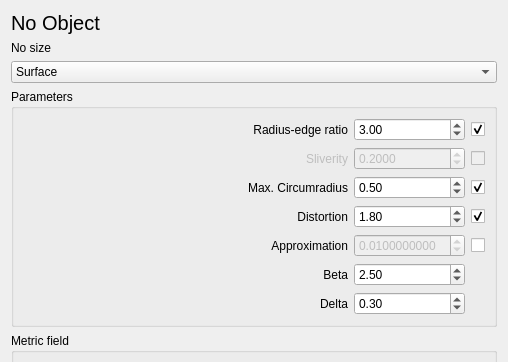
Qt form Anisotropic_mesh_3/demo/ui_files/Aniso_meshing_dialog.ui (MaelRL/cgal) before a commit; both pictures show x 0 to 508 and y 0 to 362 of the 508 by 878 pixel window.
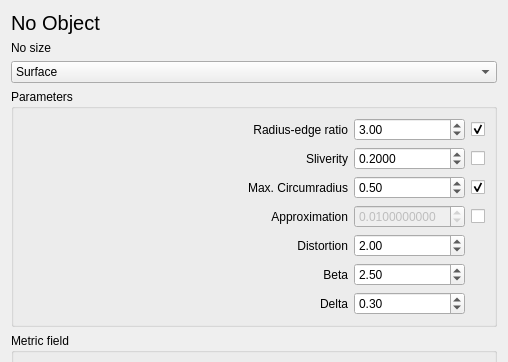
The same form after that commit.

Commit message: change distortion criterion : it is now used only to speed-up pick_valid

Diff of the .ui file:
```diff
--- a/Anisotropic_mesh_3/demo/ui_files/Aniso_meshing_dialog.ui
+++ b/Anisotropic_mesh_3/demo/ui_files/Aniso_meshing_dialog.ui
@@ -64,11 +64,11 @@
      <property name="title">
       <string>Parameters</string>
      </property>
-     <layout class="QGridLayout" name="gridLayout_2" rowstretch="0,0,0,0,0,0,0" columnstretch="2,0,0">
+     <layout class="QGridLayout" name="gridLayout_2" rowstretch="0,0,0,0,0,0,0,0,0" columnstretch="2,0,0">
       <item row="1" column="2">
        <widget class="QCheckBox" name="noSliverity">
         <property name="enabled">
-         <bool>false</bool>
+         <bool>true</bool>
         </property>
         <property name="toolTip">
          <string>Enable/Disable parameter</string>
@@ -110,7 +110,7 @@
       <item row="1" column="1">
        <widget class="QDoubleSpinBox" name="sliverity">
         <property name="enabled">
-         <bool>false</bool>
+         <bool>true</bool>
         </property>
         <property name="minimumSize">
          <size>
@@ -129,20 +129,10 @@
         </property>
        </widget>
       </item>
-      <item row="3" column="2">
-       <widget class="QCheckBox" name="noDistortion">
-        <property name="text">
-         <string/>
-        </property>
-        <property name="checked">
-         <bool>true</bool>
-        </property>
-       </widget>
-      </item>
       <item row="1" column="0">
        <widget class="QLabel" name="sliverity_label">
         <property name="enabled">
-         <bool>false</bool>
+         <bool>true</bool>
         </property>
         <property name="text">
          <string>Sliverity</string>
@@ -155,7 +145,7 @@
         </property>
        </widget>
       </item>
-      <item row="6" column="1">
+      <item row="8" column="1">
        <widget class="QDoubleSpinBox" name="delta">
         <property name="singleStep">
          <double>0.100000000000000</double>
@@ -178,7 +168,7 @@
         </property>
        </widget>
       </item>
-      <item row="5" column="1">
+      <item row="7" column="1">
        <widget class="QDoubleSpinBox" name="beta">
         <property name="singleStep">
          <double>0.100000000000000</double>
@@ -188,7 +178,7 @@
         </property>
        </widget>
       </item>
-      <item row="6" column="0">
+      <item row="8" column="0">
        <widget class="QLabel" name="delta_label">
         <property name="text">
          <string>Delta</string>
@@ -224,20 +214,7 @@
         </property>
        </widget>
       </item>
-      <item row="3" column="0">
-       <widget class="QLabel" name="distortion_label">
-        <property name="layoutDirection">
-         <enum>Qt::LeftToRight</enum>
-        </property>
-        <property name="text">
-         <string>Distortion</string>
-        </property>
-        <property name="alignment">
-         <set>Qt::AlignRight|Qt::AlignTrailing|Qt::AlignVCenter</set>
-        </property>
-       </widget>
-      </item>
-      <item row="5" column="0">
+      <item row="7" column="0">
        <widget class="QLabel" name="beta_label">
         <property name="text">
          <string>Beta</string>
@@ -273,16 +250,6 @@
         </property>
        </widget>
       </item>
-      <item row="3" column="1">
-       <widget class="QDoubleSpinBox" name="distortion">
-        <property name="singleStep">
-         <double>0.100000000000000</double>
-        </property>
-        <property name="value">
-         <double>1.800000000000000</double>
-        </property>
-       </widget>
-      </item>
       <item row="4" column="1">
        <widget class="QDoubleSpinBox" name="approximation">
         <property name="enabled">
@@ -321,6 +288,29 @@
         </property>
        </widget>
       </item>
+      <item row="5" column="1">
+       <widget class="QDoubleSpinBox" name="distortion">
+        <property name="singleStep">
+         <double>0.100000000000000</double>
+        </property>
+        <property name="value">
+         <double>2.000000000000000</double>
+        </property>
+       </widget>
+      </item>
+      <item row="5" column="0">
+       <widget class="QLabel" name="distortion_label">
+        <property name="layoutDirection">
+         <enum>Qt::LeftToRight</enum>
+        </property>
+        <property name="text">
+         <string>Distortion</string>
+        </property>
+        <property name="alignment">
+         <set>Qt::AlignRight|Qt::AlignTrailing|Qt::AlignVCenter</set>
+        </property>
+       </widget>
+      </item>
      </layout>
     </widget>
    </item>
```
The commit also changes 2 other files.
